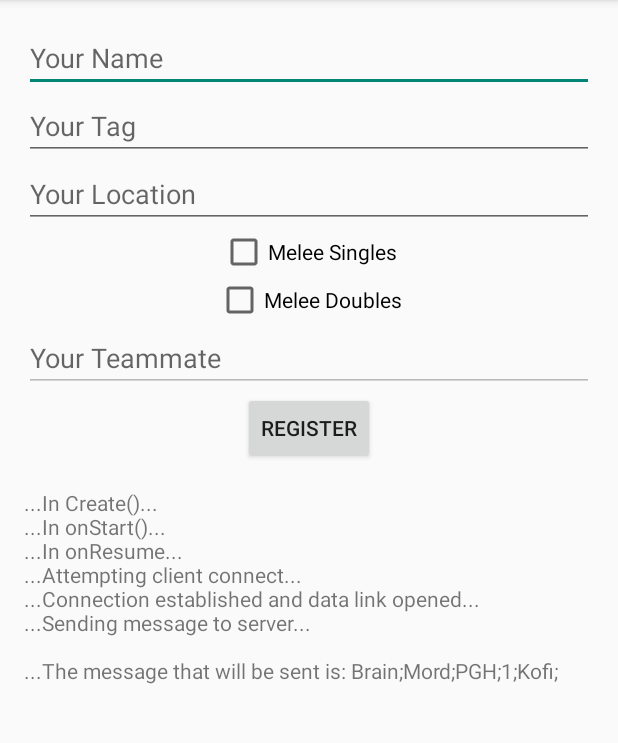
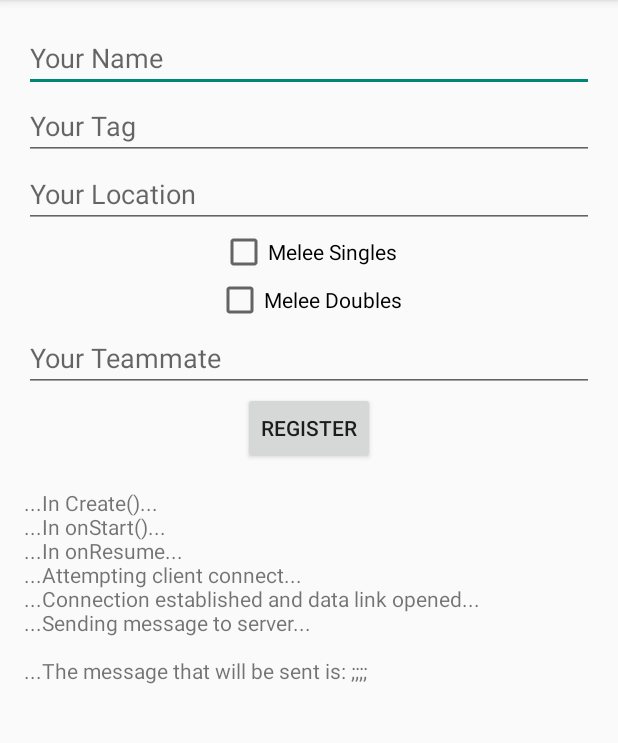
Before and after one commit to blester125/MoaL_Vending, an Android app: the screen it shows after launch (MainActivity), after a tap on "REGISTER", on a phone screen of 412 x 824 dp, the part 84-827 px from its top. Run offline under Robolectric (Android 15) with nearby library versions, the phone set to English and light mode, and no system bars; 1 other tap on this screen came first.

Commit message:
mvp on Registration and App

```diff
--- a/android-app/BlueToothClient/app/src/main/java/com/example/brian/bluetoothclient/MainActivity.java
+++ b/android-app/BlueToothClient/app/src/main/java/com/example/brian/bluetoothclient/MainActivity.java
@@ -12,6 +12,8 @@ import android.view.Menu;
 import android.view.MenuItem;
 import android.view.View;
 import android.widget.Button;
+import android.widget.CheckBox;
+import android.widget.EditText;
 import android.widget.TextView;
 
 import java.io.BufferedReader;
@@ -24,6 +26,13 @@ import java.util.UUID;
 public class MainActivity extends AppCompatActivity {
     TextView out;
     Button button;
+    EditText nameField;
+    EditText tagField;
+    EditText locField;
+    EditText teammateField;
+    CheckBox SingleBox;
+    CheckBox DoubleBox;
+    boolean enabled;
     private static final int REQUEST_ENABLE_BT = 1;
     private BluetoothAdapter btAdapter = null;
     private BluetoothSocket btSocket = null;
@@ -37,6 +46,13 @@ public class MainActivity extends AppCompatActivity {
         setContentView(R.layout.activity_main);
         out = (TextView) findViewById(R.id.out);
         button = (Button)findViewById(R.id.Register);
+        nameField = (EditText)findViewById(R.id.Name);
+        tagField = (EditText)findViewById(R.id.Tag);
+        locField = (EditText)findViewById(R.id.Location);
+        teammateField = (EditText)findViewById(R.id.Teammate);
+        SingleBox = (CheckBox)findViewById(R.id.Singles);
+        DoubleBox = (CheckBox)findViewById(R.id.Doubles);
+        enabled=false;
         out.append("\n...In Create()...");
         btAdapter = BluetoothAdapter.getDefaultAdapter();
         CheckBTState();
@@ -162,7 +178,22 @@ public class MainActivity extends AppCompatActivity {
             }
         }
         out.append("\n...Sending message to server...");
-        String message = "Brain;Mord;PGH;1;Kofi;\n";
+        String name = nameField.getText().toString();
+        nameField.setText("");
+        String tag = tagField.getText().toString();
+        tagField.setText("");
+        String location = locField.getText().toString();
+        locField.setText("");
+        String mate = teammateField.getText().toString();
+        teammateField.setText("");
+        String singles = "";
+        boolean Single = SingleBox.isChecked();
+        if (Single) {
+            singles = "1";
+        }
+        SingleBox.setChecked(false);
+        DoubleBox.setChecked(false);
+        String message = name + ";" + tag + ";" + location + ";" + singles + ";" + mate;
         out.append("\n\n...The message that will be sent is: " + message);
         try {
             outStream = btSocket.getOutputStream();
@@ -181,4 +212,14 @@ public class MainActivity extends AppCompatActivity {
             AlertBox("Fatal Error", msg);
         }
     }
+
+    public void enable(View v) {
+        if (enabled == true) {
+            teammateField.setEnabled(false);
+            enabled = false;
+        } else {
+            teammateField.setEnabled(true);
+            enabled = true;
+        }
+    }
 }
--- a/android-app/BlueToothClient/app/src/main/res/layout/activity_main.xml
+++ b/android-app/BlueToothClient/app/src/main/res/layout/activity_main.xml
@@ -52,7 +52,8 @@
             android:layout_height="wrap_content"
             android:text="Melee Doubles"
             android:id="@+id/Doubles"
-            android:layout_gravity="center_horizontal" />
+            android:layout_gravity="center_horizontal"
+            android:onClick="enable" />
 
         <EditText
             android:layout_width="match_parent"
```
